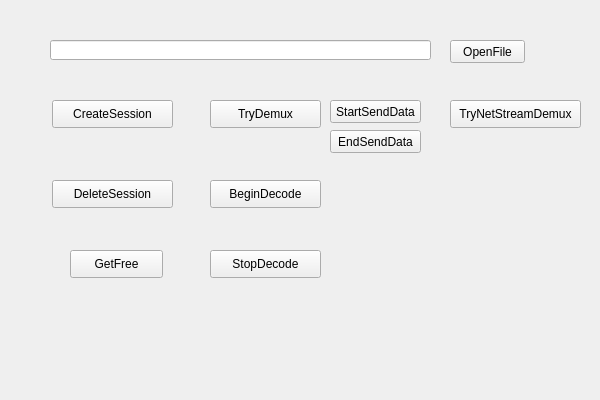
First picture: the form in src/TestDecoder/H264Decoder.ui, repository Bian-Sh/StreamDecoder4dotNet, before the edit.
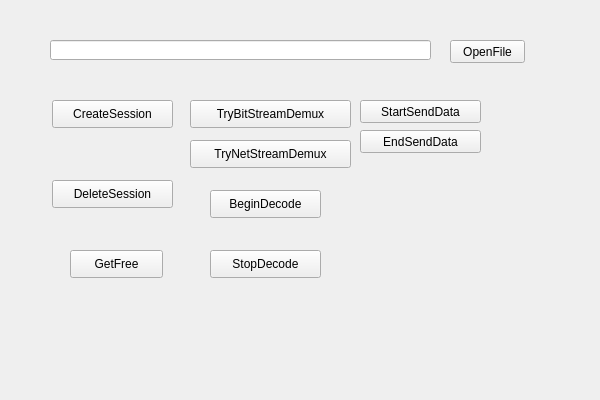
Second picture: the form after the edit.

Commit message: 重构StreamDecoder 1

The edit to the form file:
```diff
--- a/src/TestDecoder/H264Decoder.ui
+++ b/src/TestDecoder/H264Decoder.ui
@@ -55,21 +55,21 @@
   <widget class="QPushButton" name="trydemux">
    <property name="geometry">
     <rect>
-     <x>210</x>
+     <x>190</x>
      <y>100</y>
-     <width>111</width>
+     <width>161</width>
      <height>28</height>
     </rect>
    </property>
    <property name="text">
-    <string>TryDemux</string>
+    <string>TryBitStreamDemux</string>
    </property>
   </widget>
   <widget class="QPushButton" name="begindecode">
    <property name="geometry">
     <rect>
      <x>210</x>
-     <y>180</y>
+     <y>190</y>
      <width>111</width>
      <height>28</height>
     </rect>
@@ -94,9 +94,9 @@
   <widget class="QPushButton" name="trynetstreamdemux">
    <property name="geometry">
     <rect>
-     <x>450</x>
-     <y>100</y>
-     <width>131</width>
+     <x>190</x>
+     <y>140</y>
+     <width>161</width>
      <height>28</height>
     </rect>
    </property>
@@ -130,9 +130,9 @@
   <widget class="QPushButton" name="StartSendData">
    <property name="geometry">
     <rect>
-     <x>330</x>
+     <x>360</x>
      <y>100</y>
-     <width>91</width>
+     <width>121</width>
      <height>23</height>
     </rect>
    </property>
@@ -143,9 +143,9 @@
   <widget class="QPushButton" name="EndSendData">
    <property name="geometry">
     <rect>
-     <x>330</x>
+     <x>360</x>
      <y>130</y>
-     <width>91</width>
+     <width>121</width>
      <height>23</height>
     </rect>
    </property>
```
The commit also changes 9 other files.
